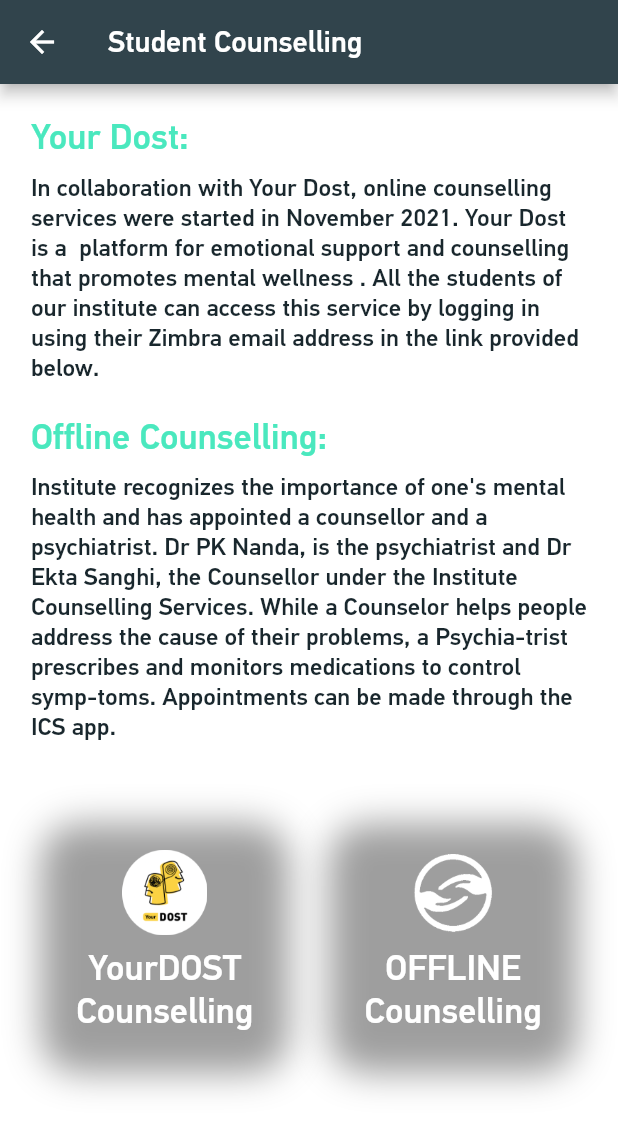
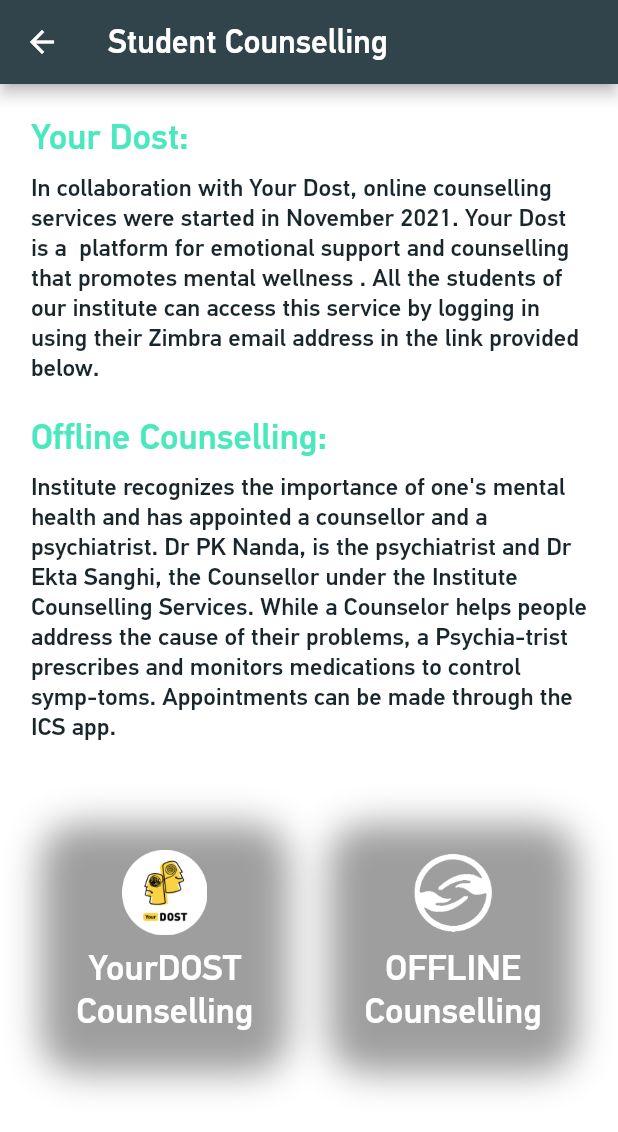
Before and after one commit to dscnitrourkela/project-avocado, a Flutter app: the CounsellingPage screen opened by its route, on a phone screen of 412 x 824 dp. Shown: the top 1132 px of the screen. Run offline on Flutter 3.47's test engine with Material 2 defaults, Android fonts, the phone set to English and light mode, and no system bars; our stand-ins replace auto_size_text, cloud_firestore, connectivity, firebase_analytics, firebase_auth, firebase_core and 14 more; missing offline and left inert: flutter_inappwebview, ndialog, rate_my_app; accounts and stored records are empty.

Commit message:
minor fixes

```diff
--- a/scp/lib/counselling/counsellingPage.dart
+++ b/scp/lib/counselling/counsellingPage.dart
@@ -20,7 +20,7 @@ class _CounsellingPageState extends State<CounsellingPage> {
       appBar: AppBar(
         title: Text(
           "Student Counselling",
-          style: TextStyle(fontFamily: 'PfDin'),
+          style: TextStyle(fontFamily: 'PfDin', fontSize: 22),
         ),
         backgroundColor: primaryColor,
       ),
--- a/scp/lib/time_table.dart
+++ b/scp/lib/time_table.dart
@@ -95,6 +95,11 @@ class TimeTableState extends State<TimeTable> {
             ],
             title: Text(
               'Your Timetable',
+              style: TextStyle(
+                  color: Colors.white,
+                  fontFamily: 'PfDin',
+                  fontSize: 22,
+                  fontWeight: FontWeight.w600),
             ),
             backgroundColor: primaryColor,
           ),
--- a/scp/lib/timetable/pracSection.dart
+++ b/scp/lib/timetable/pracSection.dart
@@ -192,9 +192,6 @@ storeSectionData(BuildContext context) async {
       context,
       MaterialPageRoute(builder: (context) => TimeTable()),
     );
-  } else if (cardNumber == 1) {
-    // Navigator.push(
-    //     context, MaterialPageRoute(builder: (context) => AttendanceTracker()));
   }
 }
 
--- a/scp/pubspec.yaml
+++ b/scp/pubspec.yaml
@@ -15,7 +15,6 @@ environment:
 dependencies:
   flutter:
     sdk: flutter
-  camera: ^0.10.0+4
   cloud_firestore: ^4.0.3
   connectivity: ^3.0.6
   firebase_auth: ^4.1.0
@@ -46,7 +45,6 @@ dependencies:
   table_calendar: ^3.0.8
   url_launcher: ^6.0.10
   flutter_inappwebview: ^5.3.2
-  webview_flutter: ^3.0.4
   firebase_analytics: ^10.0.3
 
 dev_dependencies:
```
